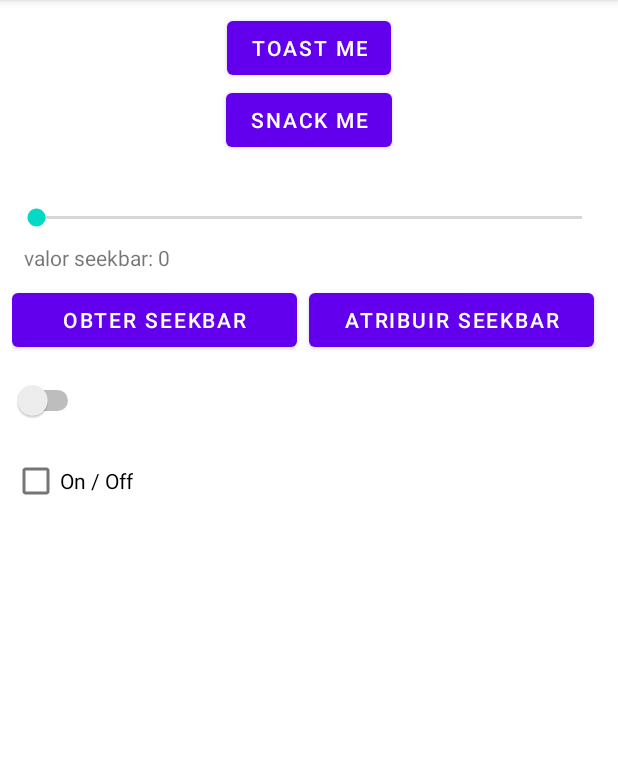
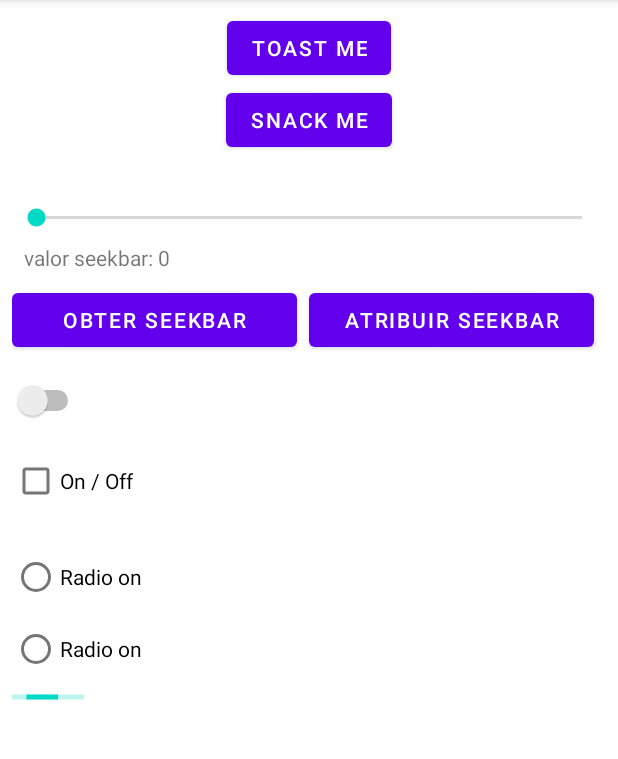
Before and after one commit to geraldoneto771/Kotlin_Components, an Android app: the screen it shows after launch (MainActivity), on a phone screen of 412 x 824 dp, the part 84-843 px from its top. Run offline under Robolectric (Android 15) with nearby library versions, the phone set to English and light mode, and no system bars.

Commit message:
"Aula 219 finalizada e  222 progress bar, n fiz a 220 e 2021"

```diff
--- a/app/src/main/java/com/example/myapplication/MainActivity.kt
+++ b/app/src/main/java/com/example/myapplication/MainActivity.kt
@@ -6,14 +6,12 @@ import androidx.appcompat.app.AppCompatActivity
 import android.os.Bundle
 import android.view.Gravity
 import android.view.View
-import android.widget.CompoundButton
-import android.widget.SeekBar
-import android.widget.TextView
-import android.widget.Toast
+import android.widget.*
 import com.google.android.material.snackbar.Snackbar
 import kotlinx.android.synthetic.main.activity_main.*
 
-class MainActivity : AppCompatActivity(), View.OnClickListener, SeekBar.OnSeekBarChangeListener, CompoundButton.OnCheckedChangeListener {
+class MainActivity : AppCompatActivity(), View.OnClickListener, SeekBar.OnSeekBarChangeListener,
+    CompoundButton.OnCheckedChangeListener {
     override fun onCreate(savedInstanceState: Bundle?) {
         super.onCreate(savedInstanceState)
         setContentView(R.layout.activity_main)
@@ -32,10 +30,18 @@ class MainActivity : AppCompatActivity(), View.OnClickListener, SeekBar.OnSeekBa
         // chekbox
         check_on_off.setOnCheckedChangeListener(this)
 
+        // RadioButtom
+        radio_on.setOnCheckedChangeListener(this)
+        radio_off.setOnCheckedChangeListener(this)
+
+        // progress
+
+
+
     }
 
     override fun onClick(v: View) {
-        when (v.id){
+        when (v.id) {
             // toast
             R.id.button_toast -> {
                 val toast = Toast.makeText(this, "TOAST", Toast.LENGTH_LONG)
@@ -76,7 +82,7 @@ class MainActivity : AppCompatActivity(), View.OnClickListener, SeekBar.OnSeekBa
         }
     }
 
-    private fun toast(str: String){
+    private fun toast(str: String) {
         Toast.makeText(this, str, Toast.LENGTH_LONG).show()
     }
 
@@ -94,18 +100,30 @@ class MainActivity : AppCompatActivity(), View.OnClickListener, SeekBar.OnSeekBa
 
     //switch
     override fun onCheckedChanged(buttonView: CompoundButton, isChecked: Boolean) {
-        when(buttonView.id){
+        when (buttonView.id) {
             R.id.switch_on_off -> {
                 // switch_on_off.isChecked = true
-                toast("Switch ${if(isChecked) "true" else "false"}")
+                toast("Switch ${if (isChecked) "true" else "false"}")
 
+                progress.visibility = View.GONE
             }
 
             //ckeckbox
             R.id.check_on_off -> {
-                toast("Checkbox ${if(isChecked) "true" else "false"}")
+                toast("Checkbox ${if (isChecked) "true" else "false"}")
                 check_on_off.isChecked = true
             }
+
+            // RadioButtom
+            R.id.radio_on -> {
+                toast("Radio on: ${if (isChecked) "true" else "false"}")
+            }
+
+            // RadioButtom
+            R.id.radio_off -> {
+                toast("Radio off: ${if (isChecked) "true" else "false"}")
+            }
+
         }
     }
 }
--- a/app/src/main/res/layout/activity_main.xml
+++ b/app/src/main/res/layout/activity_main.xml
@@ -80,4 +80,30 @@
         android:checked="false"
         android:text="On / Off"/>
 
+    <RadioGroup
+        android:layout_width="wrap_content"
+        android:layout_height="wrap_content"
+        android:layout_marginTop="16dp">
+
+        <RadioButton
+            android:id="@+id/radio_on"
+            android:layout_width="wrap_content"
+            android:layout_height="wrap_content"
+            android:text="Radio on"/>
+
+        <RadioButton
+            android:id="@+id/radio_off"
+            android:layout_width="wrap_content"
+            android:layout_height="wrap_content"
+            android:text="Radio on"/>
+
+    </RadioGroup>
+
+    <ProgressBar
+        android:id="@+id/progress"
+        android:layout_width="wrap_content"
+        android:layout_height="wrap_content"
+        android:indeterminate="true"
+        style="?android:attr/progressBarStyleHorizontal"/>
+
 </LinearLayout>
```
